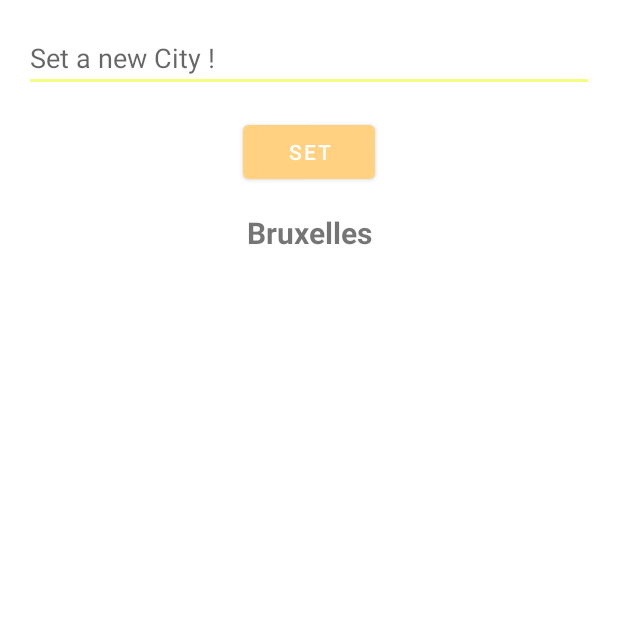
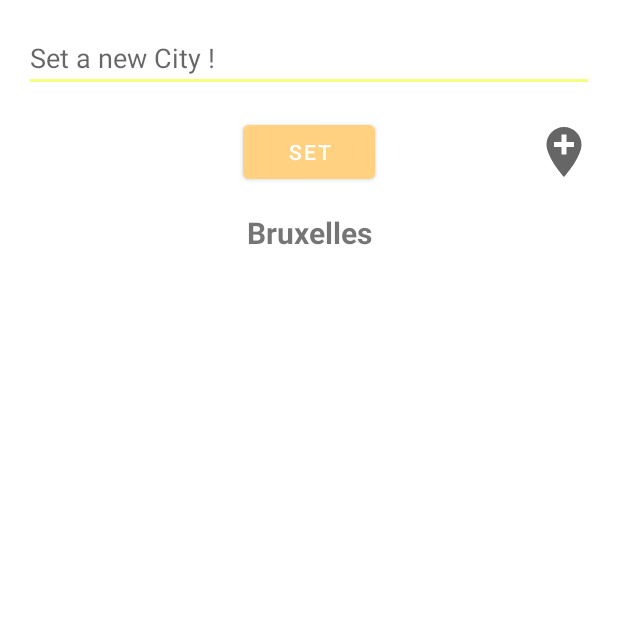
Before and after one commit to Moorluck/EventManager, an Android app: the MeteoActivity screen opened directly, with no data from a screen before it, on a phone screen of 412 x 824 dp, the top half of it. Run offline under Robolectric (Android 15) with nearby library versions, the phone set to English and light mode, and no system bars; our stand-ins replace Picasso; pictures from the network do not load.

Commit message:
Add Location Button

```diff
--- a/app/build.gradle
+++ b/app/build.gradle
@@ -34,6 +34,7 @@ android {
 
 dependencies {
 
+    implementation 'com.google.android.gms:play-services-location:18.0.0'
     implementation 'com.squareup.picasso:picasso:2.71828'
     implementation 'androidx.lifecycle:lifecycle-runtime-ktx:2.3.1'
     implementation 'org.jetbrains.kotlinx:kotlinx-coroutines-core:1.5.0'
--- a/app/src/main/AndroidManifest.xml
+++ b/app/src/main/AndroidManifest.xml
@@ -2,6 +2,8 @@
 <manifest xmlns:android="http://schemas.android.com/apk/res/android"
     package="be.bxl.eventsmanager">
 
+    <uses-permission android:name="android.permission.ACCESS_COARSE_LOCATION" />
+    <uses-permission android:name="android.permission.ACCESS_FINE_LOCATION" />
     <uses-permission android:name="android.permission.INTERNET" />
 
     <application
--- a/app/src/main/java/be/bxl/eventsmanager/api/URLHelper.kt
+++ b/app/src/main/java/be/bxl/eventsmanager/api/URLHelper.kt
@@ -5,9 +5,11 @@ class URLHelper {
     companion object {
 
         val apiKey = "c3fa448b20d4333b499f552522c429d3"
+        val apiKeyGoogle = "AIzaSyC6n4YMDjAuQb402lAhP0aBRe35rh4ZFTE"
 
         val URLCurrentWeather = "https://api.openweathermap.org/data/2.5/weather?q=__city__&appid=$apiKey&units=metric"
         val URLNextWeather = "https://api.openweathermap.org/data/2.5/forecast?q=__city__&appid=$apiKey&units=metric"
+        val URLLocation = "https://maps.googleapis.com/maps/api/geocode/json?latlng=__lat__,__long__&key=$apiKeyGoogle"
         val URLIcon = "https://openweathermap.org/img/w/__iconID__.png"
 
     }
--- /dev/null
+++ b/app/src/main/res/drawable/ic_baseline_add_location_24.xml
@@ -0,0 +1,10 @@
+<vector xmlns:android="http://schemas.android.com/apk/res/android"
+    android:width="24dp"
+    android:height="24dp"
+    android:viewportWidth="24"
+    android:viewportHeight="24"
+    android:tint="?attr/colorControlNormal">
+  <path
+      android:fillColor="@android:color/white"
+      android:pathData="M12,2C8.14,2 5,5.14 5,9c0,5.25 7,13 7,13s7,-7.75 7,-13c0,-3.86 -3.14,-7 -7,-7zM16,10h-3v3h-2v-3L8,10L8,8h3L11,5h2v3h3v2z"/>
+</vector>
--- a/app/src/main/res/layout/activity_meteo.xml
+++ b/app/src/main/res/layout/activity_meteo.xml
@@ -51,4 +51,14 @@
         app:layout_constraintEnd_toEndOf="parent"
         app:layout_constraintStart_toStartOf="parent"
         app:layout_constraintTop_toBottomOf="@+id/tv_city_name_meteo" />
+
+    <ImageView
+        android:id="@+id/img_localisation_meteo"
+        android:layout_width="40dp"
+        android:layout_height="40dp"
+        android:layout_marginEnd="16dp"
+        app:layout_constraintBottom_toBottomOf="@+id/btn_set_meteo"
+        app:layout_constraintEnd_toEndOf="parent"
+        app:layout_constraintTop_toTopOf="@+id/btn_set_meteo"
+        app:srcCompat="@drawable/ic_baseline_add_location_24" />
 </androidx.constraintlayout.widget.ConstraintLayout>
```
Also changed, not shown: app/src/main/java/be/bxl/eventsmanager/MeteoActivity.kt (+33 -0 lines), app/src/main/java/be/bxl/eventsmanager/api/HttpRequest.kt (+6 -5 lines), app/src/main/java/be/bxl/eventsmanager/api/LocationParse.kt (added, +33 -0 lines), app/src/main/java/be/bxl/eventsmanager/helper/LocationHelper.kt (added, +124 -0 lines).
